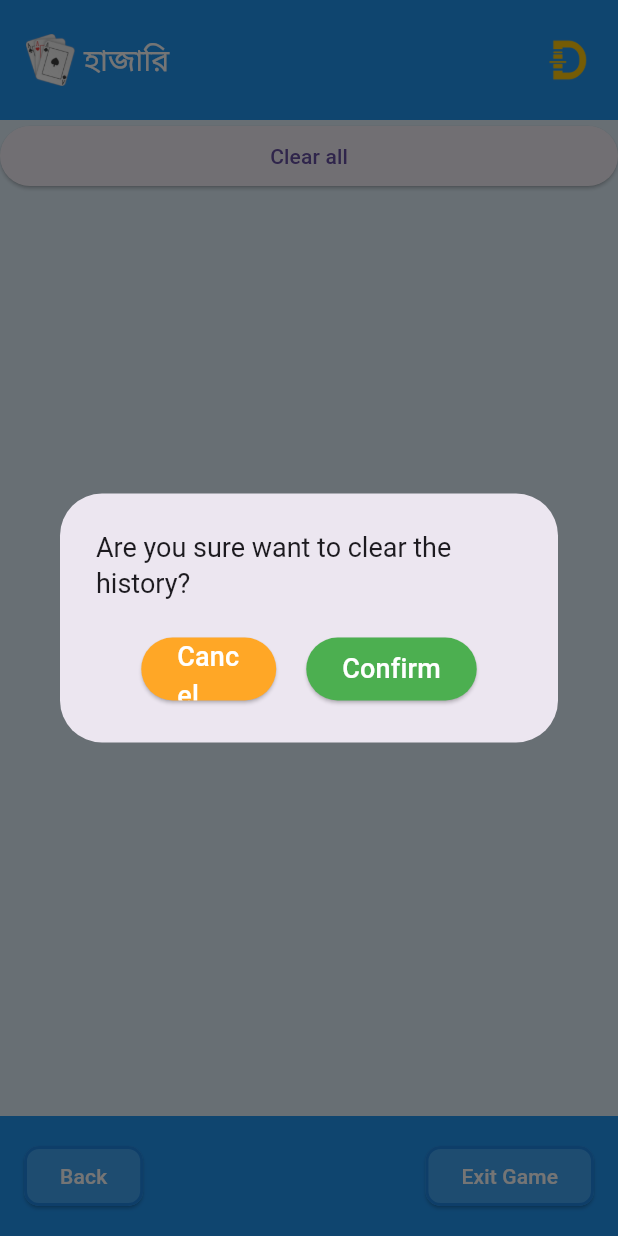
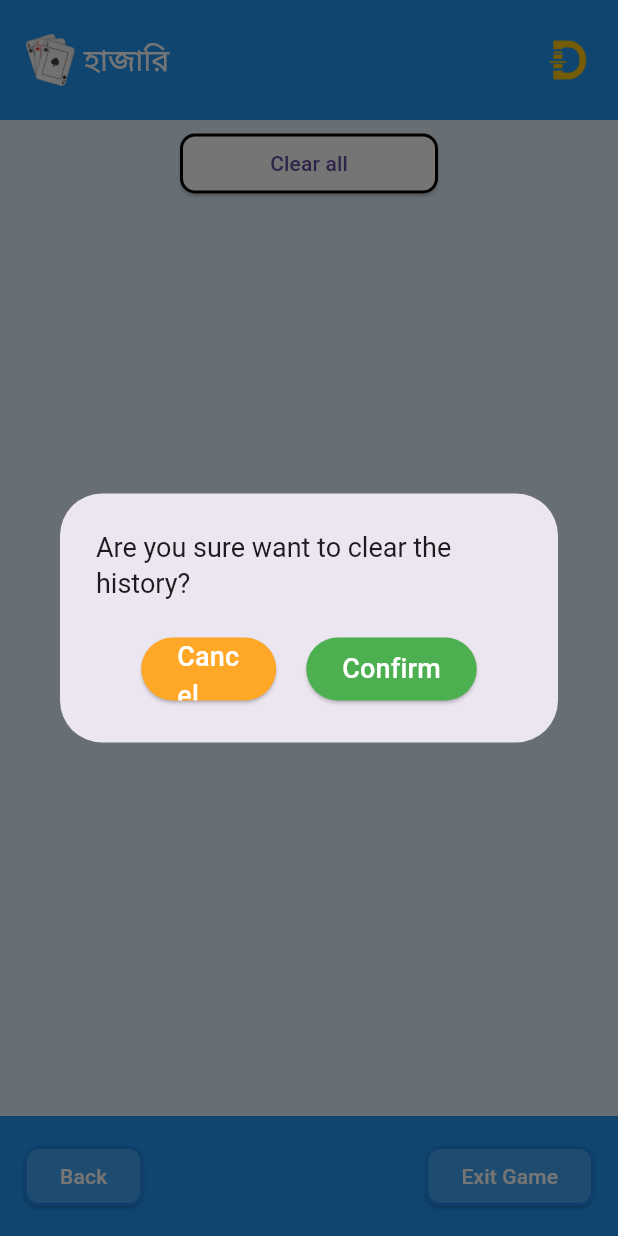
Before and after one commit to rashiqurrahman16/card_points_app, a Flutter app: the screen it shows after launch, item 2 of the bottom bar chosen, after a tap on "Clear all", on a phone screen of 412 x 824 dp. Run offline on Flutter 3.47's test engine with Material 3 defaults, Android fonts, the phone set to English and light mode, and no system bars; our stand-ins replace hive, hive_flutter; accounts and stored records are empty.

Commit message:
minor changes

```diff
--- a/lib/pages/history_page.dart
+++ b/lib/pages/history_page.dart
@@ -82,9 +82,23 @@ class _HistoryPageState extends State<HistoryPage> {
       ),
       body: ListView(
         children: [
-          ElevatedButton(onPressed: (){
+          Padding(
+            padding: const EdgeInsets.symmetric(vertical: 5, horizontal: 120),
+            child: ElevatedButton(
+                style: ElevatedButton.styleFrom(
+                  backgroundColor: Colors.white,
+                  shape: RoundedRectangleBorder(
+                    borderRadius: BorderRadius.circular(10.0),
+                    side: BorderSide(
+                      // color: Colors.white,  // Set border color to white
+                      width: 2.0,           // Adjust border width as desired
+                    ),
+                  ),
+                ),
+                onPressed: (){
               _clearHistory();
             }, child: Text("Clear all")),
+          ),
           SizedBox(
             height: screenSize.height - 120,
             child: ListView.builder(
@@ -92,7 +106,14 @@ class _HistoryPageState extends State<HistoryPage> {
               itemBuilder: (context, index) {
                 final finalScoreData = finalScoresList[index];
                 return ListTile(
-                  title: Row(
+                  title: Container(
+
+                    decoration: BoxDecoration(
+                      color: Colors.white,
+                      shape: BoxShape.rectangle,
+                      borderRadius: BorderRadius.circular(20.0),
+                    ),
+                    child: Row(
                       mainAxisAlignment: MainAxisAlignment.center,
                       children: [
                         Column(
@@ -174,6 +195,7 @@ class _HistoryPageState extends State<HistoryPage> {
                           ],
                         ),
                       ],
+                    ),
                   ),
                 );
               }
```
Also changed, not shown: lib/pages/winner_page.dart (+0 -11 lines). Lines whose indentation alone changed are shown as unchanged.
